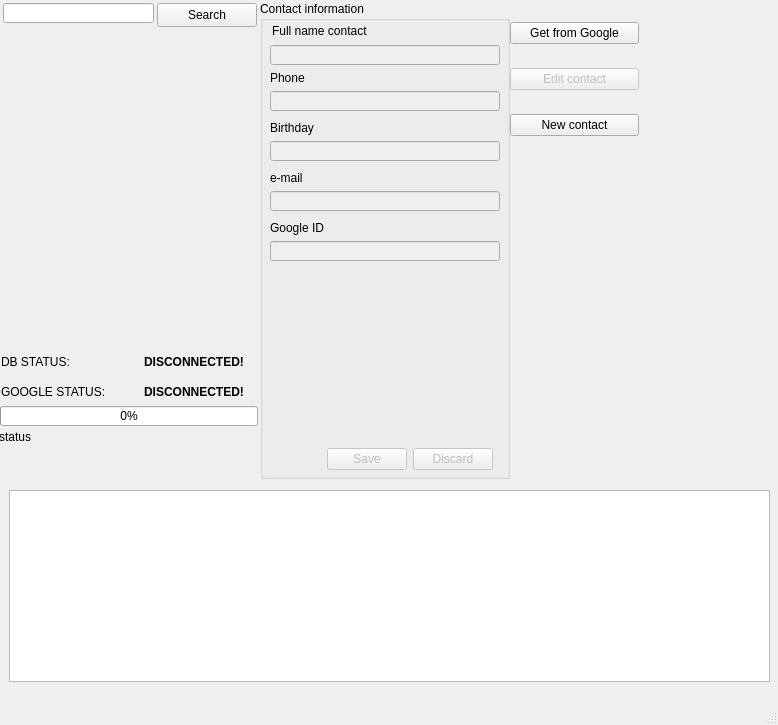
Old version of the form ui/mainform.ui in the repository alexandr-kriptonov/contacts.
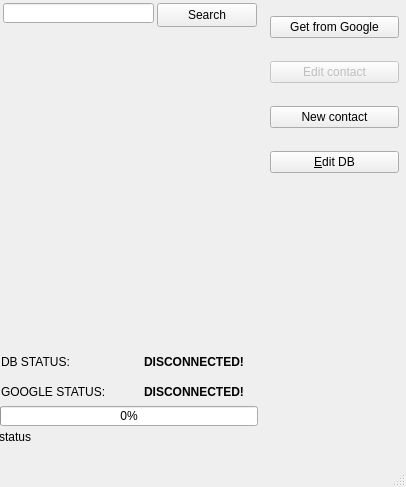
New version of the form.

```diff
--- a/ui/mainform.ui
+++ b/ui/mainform.ui
@@ -2,12 +2,15 @@
 <ui version="4.0">
  <class>MainWindow</class>
  <widget class="QMainWindow" name="MainWindow">
+  <property name="enabled">
+   <bool>true</bool>
+  </property>
   <property name="geometry">
    <rect>
     <x>0</x>
     <y>0</y>
-    <width>778</width>
-    <height>725</height>
+    <width>406</width>
+    <height>487</height>
    </rect>
   </property>
   <property name="windowTitle">
@@ -37,19 +40,6 @@
      <number>0</number>
     </property>
    </widget>
-   <widget class="QTableView" name="tV_contacts">
-    <property name="geometry">
-     <rect>
-      <x>9</x>
-      <y>490</y>
-      <width>761</width>
-      <height>192</height>
-     </rect>
-    </property>
-    <property name="gridStyle">
-     <enum>Qt::DashLine</enum>
-    </property>
-   </widget>
    <widget class="QLabel" name="l_terminal">
     <property name="geometry">
      <rect>
@@ -66,10 +56,10 @@
    <widget class="QWidget" name="verticalLayoutWidget">
     <property name="geometry">
      <rect>
-      <x>510</x>
-      <y>4</y>
+      <x>270</x>
+      <y>-1</y>
       <width>129</width>
-      <height>151</height>
+      <height>191</height>
      </rect>
     </property>
     <layout class="QVBoxLayout" name="verticalLayout">
@@ -97,176 +87,15 @@
        </property>
       </widget>
      </item>
+     <item>
+      <widget class="QPushButton" name="b_edit_db">
+       <property name="text">
+        <string>&amp;Edit DB</string>
+       </property>
+      </widget>
+     </item>
     </layout>
    </widget>
-   <widget class="QGroupBox" name="gb_contact_inf">
-    <property name="geometry">
-     <rect>
-      <x>260</x>
-      <y>1</y>
-      <width>250</width>
-      <height>478</height>
-     </rect>
-    </property>
-    <property name="title">
-     <string>Contact information</string>
-    </property>
-    <widget class="QDialogButtonBox" name="buttonBox">
-     <property name="enabled">
-      <bool>false</bool>
-     </property>
-     <property name="geometry">
-      <rect>
-       <x>3</x>
-       <y>443</y>
-       <width>230</width>
-       <height>30</height>
-      </rect>
-     </property>
-     <property name="sizePolicy">
-      <sizepolicy hsizetype="Expanding" vsizetype="Minimum">
-       <horstretch>0</horstretch>
-       <verstretch>0</verstretch>
-      </sizepolicy>
-     </property>
-     <property name="standardButtons">
-      <set>QDialogButtonBox::Discard|QDialogButtonBox::Save</set>
-     </property>
-    </widget>
-    <widget class="QLineEdit" name="le_fullname_contact">
-     <property name="enabled">
-      <bool>false</bool>
-     </property>
-     <property name="geometry">
-      <rect>
-       <x>10</x>
-       <y>44</y>
-       <width>230</width>
-       <height>20</height>
-      </rect>
-     </property>
-    </widget>
-    <widget class="QLabel" name="label">
-     <property name="geometry">
-      <rect>
-       <x>12</x>
-       <y>20</y>
-       <width>220</width>
-       <height>20</height>
-      </rect>
-     </property>
-     <property name="text">
-      <string>Full name contact</string>
-     </property>
-    </widget>
-    <widget class="QLabel" name="label_2">
-     <property name="geometry">
-      <rect>
-       <x>10</x>
-       <y>70</y>
-       <width>220</width>
-       <height>14</height>
-      </rect>
-     </property>
-     <property name="text">
-      <string>Phone</string>
-     </property>
-    </widget>
-    <widget class="QLineEdit" name="le_phone_contact">
-     <property name="enabled">
-      <bool>false</bool>
-     </property>
-     <property name="geometry">
-      <rect>
-       <x>10</x>
-       <y>90</y>
-       <width>230</width>
-       <height>20</height>
-      </rect>
-     </property>
-    </widget>
-    <widget class="QLabel" name="label_3">
-     <property name="geometry">
-      <rect>
-       <x>10</x>
-       <y>120</y>
-       <width>220</width>
-       <height>14</height>
-      </rect>
-     </property>
-     <property name="text">
-      <string>Birthday</string>
-     </property>
-    </widget>
-    <widget class="QLineEdit" name="le_birthday_contact">
-     <property name="enabled">
-      <bool>false</bool>
-     </property>
-     <property name="geometry">
-      <rect>
-       <x>10</x>
-       <y>140</y>
-       <width>230</width>
-       <height>20</height>
-      </rect>
-     </property>
-    </widget>
-    <widget class="QLabel" name="label_4">
-     <property name="geometry">
-      <rect>
-       <x>10</x>
-       <y>170</y>
-       <width>220</width>
-       <height>14</height>
-      </rect>
-     </property>
-     <property name="frameShape">
-      <enum>QFrame::NoFrame</enum>
-     </property>
-     <property name="text">
-      <string>e-mail</string>
-     </property>
-    </widget>
-    <widget class="QLineEdit" name="le_email_contact">
-     <property name="enabled">
-      <bool>false</bool>
-     </property>
-     <property name="geometry">
-      <rect>
-       <x>10</x>
-       <y>190</y>
-       <width>230</width>
-       <height>20</height>
-      </rect>
-     </property>
-    </widget>
-    <widget class="QLabel" name="label_5">
-     <property name="geometry">
-      <rect>
-       <x>10</x>
-       <y>220</y>
-       <width>220</width>
-       <height>14</height>
-      </rect>
-     </property>
-     <property name="text">
-      <string>Google ID</string>
-     </property>
-    </widget>
-    <widget class="QLineEdit" name="le_id_google">
-     <property name="enabled">
-      <bool>false</bool>
-     </property>
-     <property name="geometry">
-      <rect>
-       <x>10</x>
-       <y>240</y>
-       <width>230</width>
-       <height>20</height>
-      </rect>
-     </property>
-    </widget>
-   </widget>
    <widget class="QWidget" name="gridLayoutWidget">
     <property name="geometry">
      <rect>
```
Left out of the diff: 5 changed lines with no effect on the pictures.
